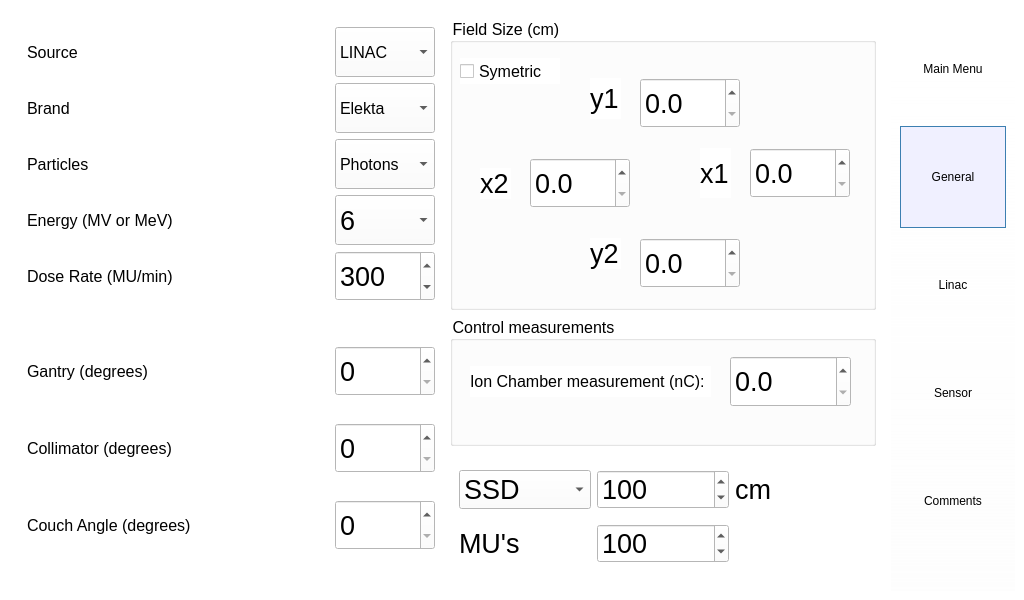
Qt form metadatagui2.ui (mfeijoo/model9) before a commit.
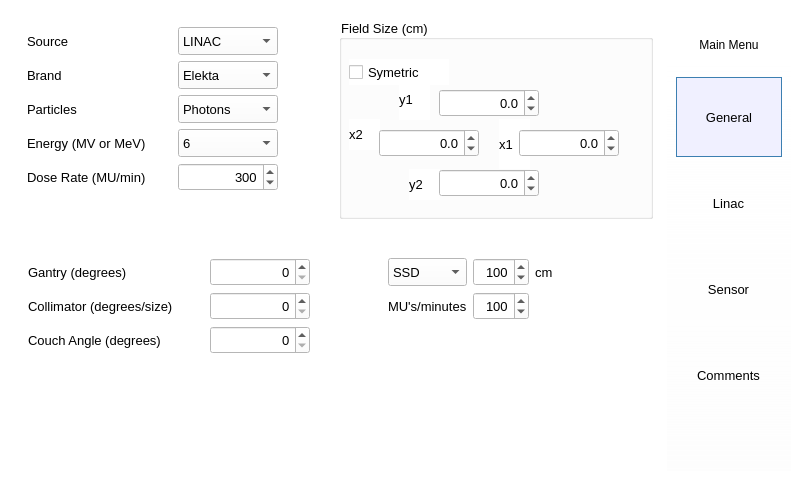
The same form after that commit. The open tabs and pages were chosen to show the change. Icons and pictures are not drawn.

Patch:
```diff
--- a/metadatagui2.ui
+++ b/metadatagui2.ui
@@ -6,14 +6,14 @@
    <rect>
     <x>0</x>
     <y>0</y>
-    <width>1024</width>
-    <height>600</height>
+    <width>800</width>
+    <height>480</height>
    </rect>
   </property>
   <property name="minimumSize">
    <size>
-    <width>1024</width>
-    <height>600</height>
+    <width>800</width>
+    <height>480</height>
    </size>
   </property>
   <property name="maximumSize">
@@ -33,6 +33,12 @@
    <string notr="true">background-color: rgb(255, 255, 255);</string>
   </property>
   <widget class="QWidget" name="centralwidget">
+   <property name="minimumSize">
+    <size>
+     <width>800</width>
+     <height>480</height>
+    </size>
+   </property>
    <property name="autoFillBackground">
     <bool>false</bool>
    </property>
@@ -514,63 +520,15 @@
        </widget>
       </widget>
       <widget class="QWidget" name="pagelinac">
-       <layout class="QGridLayout" name="gridLayout_4">
-        <item row="2" column="1">
-         <widget class="QGroupBox" name="groupBox">
-          <property name="font">
-           <font>
-            <pointsize>12</pointsize>
-           </font>
-          </property>
-          <property name="title">
-           <string>Control measurements</string>
-          </property>
-          <widget class="QLabel" name="label_23">
-           <property name="geometry">
-            <rect>
-             <x>20</x>
-             <y>50</y>
-             <width>241</width>
-             <height>31</height>
-            </rect>
-           </property>
-           <property name="font">
-            <font>
-             <pointsize>12</pointsize>
-            </font>
-           </property>
-           <property name="text">
-            <string>Ion Chamber measurement (nC):</string>
-           </property>
-          </widget>
-          <widget class="QDoubleSpinBox" name="sbionchamber">
-           <property name="geometry">
-            <rect>
-             <x>280</x>
-             <y>40</y>
-             <width>121</width>
-             <height>51</height>
-            </rect>
-           </property>
-           <property name="font">
-            <font>
-             <pointsize>20</pointsize>
-            </font>
-           </property>
-           <property name="decimals">
-            <number>1</number>
-           </property>
-           <property name="maximum">
-            <double>1000.000000000000000</double>
-           </property>
-           <property name="singleStep">
-            <double>0.100000000000000</double>
-           </property>
-          </widget>
-         </widget>
-        </item>
-        <item row="3" column="1">
          <widget class="QFrame" name="frame_6">
+        <property name="geometry">
+         <rect>
+          <x>370</x>
+          <y>240</y>
+          <width>214</width>
+          <height>80</height>
+         </rect>
+        </property>
           <property name="frameShape">
            <enum>QFrame::NoFrame</enum>
           </property>
@@ -580,9 +538,21 @@
           <layout class="QGridLayout" name="gridLayout_5">
            <item row="0" column="0">
             <widget class="QComboBox" name="linacssdsad">
+           <property name="minimumSize">
+            <size>
+             <width>0</width>
+             <height>28</height>
+            </size>
+           </property>
+           <property name="maximumSize">
+            <size>
+             <width>16777215</width>
+             <height>28</height>
+            </size>
+           </property>
              <property name="font">
               <font>
-               <pointsize>20</pointsize>
+             <pointsize>10</pointsize>
               </font>
              </property>
              <item>
@@ -599,11 +569,26 @@
            </item>
            <item row="0" column="1">
             <widget class="QSpinBox" name="linacssdsaddist">
+           <property name="minimumSize">
+            <size>
+             <width>0</width>
+             <height>28</height>
+            </size>
+           </property>
+           <property name="maximumSize">
+            <size>
+             <width>16777215</width>
+             <height>28</height>
+            </size>
+           </property>
              <property name="font">
               <font>
-               <pointsize>20</pointsize>
-              </font>
-             </property>
+             <pointsize>10</pointsize>
+            </font>
+           </property>
+           <property name="alignment">
+            <set>Qt::AlignRight|Qt::AlignTrailing|Qt::AlignVCenter</set>
+           </property>
              <property name="maximum">
               <number>300</number>
              </property>
@@ -612,11 +597,53 @@
              </property>
             </widget>
            </item>
+         <item row="1" column="0">
+          <widget class="QLabel" name="label_15">
+           <property name="font">
+            <font>
+             <pointsize>10</pointsize>
+            </font>
+           </property>
+           <property name="text">
+            <string>MU's/minutes</string>
+           </property>
+          </widget>
+         </item>
+         <item row="1" column="1">
+          <widget class="QSpinBox" name="linacmus">
+           <property name="minimumSize">
+            <size>
+             <width>0</width>
+             <height>28</height>
+            </size>
+           </property>
+           <property name="maximumSize">
+            <size>
+             <width>16777215</width>
+             <height>28</height>
+            </size>
+           </property>
+           <property name="font">
+            <font>
+             <pointsize>10</pointsize>
+            </font>
+           </property>
+           <property name="alignment">
+            <set>Qt::AlignRight|Qt::AlignTrailing|Qt::AlignVCenter</set>
+           </property>
+           <property name="maximum">
+            <number>2000</number>
+           </property>
+           <property name="value">
+            <number>100</number>
+           </property>
+          </widget>
+         </item>
            <item row="0" column="2">
             <widget class="QLabel" name="label_16">
              <property name="font">
               <font>
-               <pointsize>20</pointsize>
+             <pointsize>10</pointsize>
               </font>
              </property>
              <property name="text">
@@ -624,38 +651,17 @@
              </property>
             </widget>
            </item>
-           <item row="1" column="0">
-            <widget class="QLabel" name="label_15">
-             <property name="font">
-              <font>
-               <pointsize>20</pointsize>
-              </font>
-             </property>
-             <property name="text">
-              <string>MU's</string>
-             </property>
-            </widget>
-           </item>
-           <item row="1" column="1">
-            <widget class="QSpinBox" name="linacmus">
-             <property name="font">
-              <font>
-               <pointsize>20</pointsize>
-              </font>
-             </property>
-             <property name="maximum">
-              <number>2000</number>
-             </property>
-             <property name="value">
-              <number>100</number>
-             </property>
-            </widget>
-           </item>
-          </layout>
-         </widget>
-        </item>
-        <item row="0" column="0" rowspan="2">
+        </layout>
+       </widget>
          <widget class="QFrame" name="frame_8">
+        <property name="geometry">
+         <rect>
+          <x>9</x>
+          <y>9</y>
+          <width>269</width>
+          <height>182</height>
+         </rect>
+        </property>
           <property name="maximumSize">
            <size>
             <width>16777215</width>
@@ -673,7 +679,7 @@
             <widget class="QLabel" name="label_22">
              <property name="font">
               <font>
-               <pointsize>12</pointsize>
+             <pointsize>10</pointsize>
               </font>
              </property>
              <property name="text">
@@ -686,18 +692,18 @@
              <property name="minimumSize">
               <size>
                <width>100</width>
-               <height>50</height>
+             <height>28</height>
               </size>
              </property>
              <property name="maximumSize">
               <size>
                <width>100</width>
-               <height>50</height>
+             <height>28</height>
               </size>
              </property>
              <property name="font">
               <font>
-               <pointsize>12</pointsize>
+             <pointsize>10</pointsize>
               </font>
              </property>
              <property name="frame">
@@ -724,7 +730,7 @@
             <widget class="QLabel" name="label_4">
              <property name="font">
               <font>
-               <pointsize>12</pointsize>
+             <pointsize>10</pointsize>
               </font>
              </property>
              <property name="text">
@@ -737,18 +743,18 @@
              <property name="minimumSize">
               <size>
                <width>100</width>
-               <height>50</height>
+             <height>28</height>
               </size>
              </property>
              <property name="maximumSize">
               <size>
                <width>100</width>
-               <height>50</height>
+             <height>28</height>
               </size>
              </property>
              <property name="font">
               <font>
-               <pointsize>12</pointsize>
+             <pointsize>10</pointsize>
               </font>
              </property>
              <property name="frame">
@@ -775,7 +781,7 @@
             <widget class="QLabel" name="label_5">
              <property name="font">
               <font>
-               <pointsize>12</pointsize>
+             <pointsize>10</pointsize>
               </font>
              </property>
              <property name="text">
@@ -788,18 +794,18 @@
              <property name="minimumSize">
               <size>
                <width>100</width>
-               <height>50</height>
+             <height>28</height>
               </size>
              </property>
              <property name="maximumSize">
               <size>
                <width>100</width>
-               <height>50</height>
+             <height>28</height>
               </size>
              </property>
              <property name="font">
               <font>
-               <pointsize>12</pointsize>
+             <pointsize>10</pointsize>
               </font>
              </property>
              <item>
@@ -828,7 +834,7 @@
             <widget class="QLabel" name="label_7">
              <property name="font">
               <font>
-               <pointsize>12</pointsize>
+             <pointsize>10</pointsize>
               </font>
              </property>
              <property name="text">
@@ -841,18 +847,18 @@
              <property name="minimumSize">
               <size>
                <width>100</width>
-               <height>50</height>
+             <height>28</height>
               </size>
              </property>
              <property name="maximumSize">
               <size>
                <width>100</width>
-               <height>50</height>
+             <height>28</height>
               </size>
              </property>
              <property name="font">
               <font>
-               <pointsize>20</pointsize>
+             <pointsize>10</pointsize>
               </font>
              </property>
              <item>
@@ -906,7 +912,7 @@
             <widget class="QLabel" name="label_8">
              <property name="font">
               <font>
-               <pointsize>12</pointsize>
+             <pointsize>10</pointsize>
               </font>
              </property>
              <property name="text">
@@ -919,20 +925,23 @@
              <property name="minimumSize">
               <size>
                <width>100</width>
-               <height>50</height>
+             <height>28</height>
               </size>
              </property>
              <property name="maximumSize">
               <size>
                <width>100</width>
-               <height>50</height>
+             <height>28</height>
               </size>
              </property>
              <property name="font">
               <font>
-               <pointsize>20</pointsize>
-              </font>
-             </property>
+             <pointsize>10</pointsize>
+            </font>
+           </property>
+           <property name="alignment">
+            <set>Qt::AlignRight|Qt::AlignTrailing|Qt::AlignVCenter</set>
+           </property>
              <property name="minimum">
               <number>50</number>
              </property>
@@ -949,9 +958,15 @@
            </item>
           </layout>
          </widget>
-        </item>
-        <item row="2" column="0" rowspan="2">
          <widget class="QFrame" name="frame_5">
+        <property name="geometry">
+         <rect>
+          <x>10</x>
+          <y>240</y>
+          <width>300</width>
+          <height>114</height>
+         </rect>
+        </property>
           <property name="font">
            <font>
             <pointsize>12</pointsize>
@@ -968,7 +983,7 @@
             <widget class="QLabel" name="label_13">
              <property name="font">
               <font>
-               <pointsize>12</pointsize>
+             <pointsize>10</pointsize>
               </font>
              </property>
              <property name="text">
@@ -981,20 +996,23 @@
              <property name="minimumSize">
               <size>
                <width>100</width>
-               <height>50</height>
+             <height>28</height>
               </size>
              </property>
              <property name="maximumSize">
               <size>
                <width>100</width>
-               <height>50</height>
+             <height>28</height>
               </size>
              </property>
              <property name="font">
               <font>
-               <pointsize>20</pointsize>
-              </font>
-             </property>
+             <pointsize>10</pointsize>
+            </font>
+           </property>
+           <property name="alignment">
+            <set>Qt::AlignRight|Qt::AlignTrailing|Qt::AlignVCenter</set>
+           </property>
              <property name="maximum">
               <number>359</number>
              </property>
@@ -1004,11 +1022,11 @@
             <widget class="QLabel" name="label_12">
              <property name="font">
               <font>
-               <pointsize>12</pointsize>
+             <pointsize>10</pointsize>
               </font>
              </property>
              <property name="text">
-              <string>Collimator (degrees)</string>
+            <string>Collimator (degrees/size)</string>
              </property>
             </widget>
            </item>
@@ -1017,20 +1035,23 @@
              <property name="minimumSize">
               <size>
                <width>100</width>
-               <height>50</height>
+             <height>28</height>
               </size>
              </property>
              <property name="maximumSize">
               <size>
                <width>100</width>
-               <height>50</height>
+             <height>28</height>
               </size>
              </property>
              <property name="font">
               <font>
-               <pointsize>20</pointsize>
-              </font>
-             </property>
+             <pointsize>10</pointsize>
+            </font>
+           </property>
+           <property name="alignment">
+            <set>Qt::AlignRight|Qt::AlignTrailing|Qt::AlignVCenter</set>
+           </property>
              <property name="maximum">
               <number>359</number>
              </property>
@@ -1040,7 +1061,7 @@
             <widget class="QLabel" name="label_14">
              <property name="font">
               <font>
-               <pointsize>12</pointsize>
+             <pointsize>10</pointsize>
               </font>
              </property>
              <property name="text">
@@ -1053,20 +1074,23 @@
              <property name="minimumSize">
               <size>
                <width>100</width>
-               <height>50</height>
+             <height>28</height>
               </size>
              </property>
              <property name="maximumSize">
               <size>
                <width>100</width>
-               <height>50</height>
+             <height>28</height>
               </size>
              </property>
              <property name="font">
               <font>
-               <pointsize>20</pointsize>
-              </font>
-             </property>
+             <pointsize>10</pointsize>
+            </font>
+           </property>
+           <property name="alignment">
+            <set>Qt::AlignRight|Qt::AlignTrailing|Qt::AlignVCenter</set>
+           </property>
              <property name="maximum">
               <number>359</number>
              </property>
@@ -1074,18 +1098,30 @@
            </item>
           </layout>
          </widget>
-        </item>
-        <item row="0" column="1" rowspan="2">
          <widget class="QGroupBox" name="groupBox_5">
+        <property name="geometry">
+         <rect>
+          <x>330</x>
+          <y>10</y>
+          <width>314</width>
+          <height>200</height>
+         </rect>
+        </property>
+        <property name="minimumSize">
+         <size>
+          <width>0</width>
+          <height>200</height>
+         </size>
+        </property>
           <property name="maximumSize">
            <size>
             <width>16777215</width>
-            <height>16777215</height>
+          <height>200</height>
            </size>
           </property>
           <property name="font">
            <font>
-            <pointsize>12</pointsize>
+          <pointsize>10</pointsize>
            </font>
           </property>
           <property name="title">
@@ -1094,15 +1130,15 @@
           <widget class="QLabel" name="label_6">
            <property name="geometry">
             <rect>
-             <x>30</x>
-             <y>150</y>
+           <x>10</x>
+           <y>100</y>
              <width>31</width>
              <height>31</height>
             </rect>
            </property>
            <property name="font">
             <font>
-             <pointsize>20</pointsize>
+           <pointsize>10</pointsize>
             </font>
            </property>
            <property name="text">
@@ -1112,15 +1148,15 @@
           <widget class="QLabel" name="label_9">
            <property name="geometry">
             <rect>
-             <x>140</x>
-             <y>220</y>
+           <x>70</x>
+           <y>150</y>
              <width>31</width>
              <height>31</height>
             </rect>
            </property>
            <property name="font">
             <font>
-             <pointsize>20</pointsize>
+           <pointsize>10</pointsize>
             </font>
            </property>
            <property name="text">
@@ -1130,15 +1166,15 @@
           <widget class="QLabel" name="label_10">
            <property name="geometry">
             <rect>
-             <x>250</x>
-             <y>130</y>
+           <x>160</x>
+           <y>100</y>
              <width>31</width>
              <height>50</height>
             </rect>
            </property>
            <property name="font">
             <font>
-             <pointsize>20</pointsize>
+           <pointsize>10</pointsize>
             </font>
            </property>
            <property name="text">
@@ -1148,7 +1184,7 @@
           <widget class="QLabel" name="label_11">
            <property name="geometry">
             <rect>
-             <x>140</x>
+           <x>60</x>
              <y>60</y>
              <width>31</width>
              <height>41</height>
@@ -1156,7 +1192,7 @@
            </property>
            <property name="font">
             <font>
-             <pointsize>20</pointsize>
+           <pointsize>10</pointsize>
             </font>
            </property>
            <property name="text">
@@ -1166,20 +1202,38 @@
           <widget class="QDoubleSpinBox" name="x2coord">
            <property name="geometry">
             <rect>
-             <x>80</x>
-             <y>140</y>
+           <x>40</x>
+           <y>110</y>
              <width>100</width>
-             <height>50</height>
-            </rect>
-           </property>
+           <height>28</height>
+          </rect>
+         </property>
+         <property name="minimumSize">
+          <size>
+           <width>0</width>
+           <height>28</height>
+          </size>
+         </property>
+         <property name="maximumSize">
+          <size>
+           <width>16777215</width>
+           <height>28</height>
+          </size>
+         </property>
            <property name="font">
             <font>
-             <pointsize>20</pointsize>
-            </font>
-           </property>
+           <pointsize>10</pointsize>
+          </font>
+         </property>
+         <property name="alignment">
+          <set>Qt::AlignRight|Qt::AlignTrailing|Qt::AlignVCenter</set>
+         </property>
            <property name="decimals">
             <number>1</number>
            </property>
+         <property name="minimum">
+          <double>-20.000000000000000</double>
+         </property>
            <property name="maximum">
             <double>20.000000000000000</double>
            </property>
@@ -1190,20 +1244,38 @@
           <widget class="QDoubleSpinBox" name="y1coord">
            <property name="geometry">
             <rect>
-             <x>190</x>
-             <y>60</y>
+           <x>100</x>
+           <y>70</y>
              <width>100</width>
-             <height>50</height>
-            </rect>
-           </property>
+           <height>28</height>
+          </rect>
+         </property>
+         <property name="minimumSize">
+          <size>
+           <width>0</width>
+           <height>28</height>
+          </size>
+         </property>
+         <property name="maximumSize">
+          <size>
+           <width>16777215</width>
+           <height>28</height>
+          </size>
+         </property>
            <property name="font">
             <font>
-             <pointsize>20</pointsize>
-            </font>
-           </property>
+           <pointsize>10</pointsize>
+          </font>
+         </property>
+         <property name="alignment">
+          <set>Qt::AlignRight|Qt::AlignTrailing|Qt::AlignVCenter</set>
+         </property>
            <property name="decimals">
             <number>1</number>
            </property>
+         <property name="minimum">
+          <double>-20.000000000000000</double>
+         </property>
            <property name="maximum">
             <double>20.000000000000000</double>
            </property>
@@ -1214,20 +1286,38 @@
           <widget class="QDoubleSpinBox" name="x1coord">
            <property name="geometry">
             <rect>
-             <x>300</x>
-             <y>130</y>
+           <x>180</x>
+           <y>110</y>
              <width>100</width>
-             <height>50</height>
-            </rect>
-           </property>
+           <height>28</height>
+          </rect>
+         </property>
+         <property name="minimumSize">
+          <size>
+           <width>0</width>
+           <height>28</height>
+          </size>
+         </property>
+         <property name="maximumSize">
+          <size>
+           <width>16777215</width>
+           <height>28</height>
+          </size>
+         </property>
            <property name="font">
             <font>
-             <pointsize>20</pointsize>
-            </font>
-           </property>
+           <pointsize>10</pointsize>
+          </font>
+         </property>
+         <property name="alignment">
+          <set>Qt::AlignRight|Qt::AlignTrailing|Qt::AlignVCenter</set>
+         </property>
            <property name="decimals">
             <number>1</number>
            </property>
+         <property name="minimum">
+          <double>-20.000000000000000</double>
+         </property>
            <property name="maximum">
             <double>20.000000000000000</double>
            </property>
@@ -1238,20 +1328,38 @@
           <widget class="QDoubleSpinBox" name="y2coord">
            <property name="geometry">
             <rect>
-             <x>190</x>
-             <y>220</y>
+           <x>100</x>
+           <y>150</y>
              <width>100</width>
-             <height>50</height>
-            </rect>
-           </property>
+           <height>28</height>
+          </rect>
+         </property>
+         <property name="minimumSize">
+          <size>
+           <width>0</width>
+           <height>28</height>
+          </size>
+         </property>
+         <property name="maximumSize">
+          <size>
+           <width>16777215</width>
+           <height>28</height>
+          </size>
+         </property>
            <property name="font">
             <font>
-             <pointsize>20</pointsize>
-            </font>
-           </property>
+           <pointsize>10</pointsize>
+          </font>
+         </property>
+         <property name="alignment">
+          <set>Qt::AlignRight|Qt::AlignTrailing|Qt::AlignVCenter</set>
+         </property>
            <property name="decimals">
             <number>1</number>
            </property>
+         <property name="minimum">
+          <double>-20.000000000000000</double>
+         </property>
            <property name="maximum">
             <double>20.000000000000000</double>
            </property>
@@ -1268,13 +1376,16 @@
              <height>26</height>
             </rect>
            </property>
+         <property name="font">
+          <font>
+           <pointsize>10</pointsize>
+          </font>
+         </property>
            <property name="text">
             <string>Symetric</string>
            </property>
           </widget>
          </widget>
-        </item>
-       </layout>
       </widget>
       <widget class="QWidget" name="pagesensor">
        <layout class="QGridLayout" name="gridLayout_3">
@@ -1832,8 +1943,8 @@
          </property>
          <property name="minimumSize">
           <size>
-           <width>0</width>
-           <height>102</height>
+           <width>80</width>
+           <height>53</height>
           </size>
          </property>
          <property name="toolTip">
@@ -1848,12 +1959,12 @@
          </property>
          <property name="iconSize">
           <size>
-           <width>75</width>
-           <height>75</height>
+           <width>50</width>
+           <height>50</height>
           </size>
          </property>
          <property name="toolButtonStyle">
-          <enum>Qt::ToolButtonTextUnderIcon</enum>
+          <enum>Qt::ToolButtonIconOnly</enum>
          </property>
         </widget>
        </item>
@@ -1867,10 +1978,15 @@
          </property>
          <property name="minimumSize">
           <size>
-           <width>0</width>
-           <height>102</height>
+           <width>105</width>
+           <height>80</height>
           </size>
          </property>
+         <property name="font">
+          <font>
+           <pointsize>10</pointsize>
+          </font>
+         </property>
          <property name="text">
           <string>General</string>
          </property>
@@ -1880,8 +1996,8 @@
          </property>
          <property name="iconSize">
           <size>
-           <width>75</width>
-           <height>75</height>
+           <width>50</width>
+           <height>50</height>
           </size>
          </property>
          <property name="checkable">
@@ -1905,10 +2021,15 @@
         <widget class="QToolButton" name="tblinac">
          <property name="minimumSize">
           <size>
-           <width>106</width>
-           <height>102</height>
+           <width>105</width>
+           <height>80</height>
           </size>
          </property>
+         <property name="font">
+          <font>
+           <pointsize>10</pointsize>
+          </font>
+         </property>
          <property name="text">
           <string>Linac</string>
          </property>
@@ -1918,8 +2039,8 @@
          </property>
          <property name="iconSize">
           <size>
-           <width>75</width>
-           <height>75</height>
+           <width>50</width>
+           <height>50</height>
           </size>
          </property>
          <property name="checkable">
@@ -1940,10 +2061,15 @@
         <widget class="QToolButton" name="tbsensor">
          <property name="minimumSize">
           <size>
-           <width>106</width>
-           <height>102</height>
+           <width>105</width>
+           <height>80</height>
           </size>
          </property>
+         <property name="font">
+          <font>
+           <pointsize>10</pointsize>
+          </font>
+         </property>
          <property name="text">
           <string>Sensor</string>
          </property>
@@ -1953,8 +2079,8 @@
          </property>
          <property name="iconSize">
           <size>
-           <width>75</width>
-           <height>75</height>
+           <width>50</width>
+           <height>50</height>
           </size>
          </property>
          <property name="checkable">
@@ -1975,10 +2101,15 @@
         <widget class="QToolButton" name="tbcomments">
          <property name="minimumSize">
           <size>
-           <width>106</width>
-           <height>102</height>
+           <width>105</width>
+           <height>80</height>
           </size>
          </property>
+         <property name="font">
+          <font>
+           <pointsize>10</pointsize>
+          </font>
+         </property>
          <property name="text">
           <string>Comments</string>
          </property>
@@ -1988,8 +2119,8 @@
          </property>
          <property name="iconSize">
           <size>
-           <width>75</width>
-           <height>75</height>
+           <width>50</width>
+           <height>50</height>
           </size>
          </property>
          <property name="checkable">
```
Left out of the diff: 619 changed lines with no effect on the pictures. Lines whose indentation alone changed are shown as unchanged.
